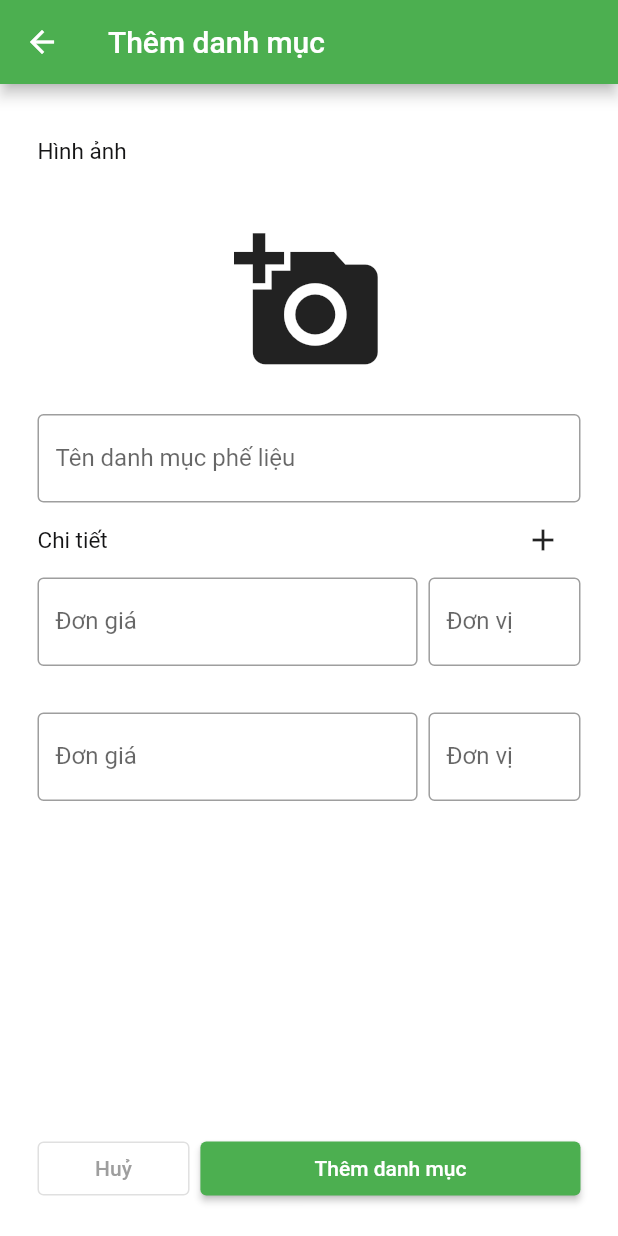
After one commit to Baoth99/SCSS.Mobile.Collector, a Flutter app: the AddCategoryLayout screen opened by its route, after a tap on the "add" icon, on a phone screen of 412 x 824 dp. The commit adds this screen. Run offline on Flutter 3.47's test engine with Material 2 defaults, Android fonts, the phone set to English and light mode, and no system bars; our stand-ins replace awesome_dialog, cached_network_image, cool_alert, country_code_picker, equatable, firebase_core and 20 more; missing offline and left inert: mapbox_gl, signalr_client; accounts and stored records are empty.

Commit message:
SCSS-34 Add "Add Category"

```diff
--- /dev/null
+++ b/lib/blocs/add_category_bloc.dart
@@ -0,0 +1,134 @@
+import 'package:collector_app/constants/text_constants.dart';
+import 'package:collector_app/providers/configs/injection_config.dart';
+import 'package:collector_app/providers/networks/models/request/create_category_request_model.dart';
+import 'package:collector_app/providers/services/scrap_category_service.dart';
+import 'package:flutter/material.dart';
+import 'package:flutter_bloc/flutter_bloc.dart';
+import 'package:image_picker/image_picker.dart';
+
+import 'events/add_category_event.dart';
+import 'models/scrap_category_model.dart';
+import 'states/add_category_state.dart';
+
+class AddCategoryBloc extends Bloc<AddCategoryEvent, AddCategoryState> {
+  final _picker = ImagePicker();
+  final _scrapCategoryHandler = getIt.get<IScrapCategoryService>();
+
+  AddCategoryBloc()
+      : super(
+          AddCategoryState(
+            controllers: {
+              new TextEditingController(): new TextEditingController(),
+            },
+          ),
+        );
+
+  @override
+  Stream<AddCategoryState> mapEventToState(AddCategoryEvent event) async* {
+    if (event is EventChangeScrapImageRequest) {
+      yield state.copyWith(isImageSourceActionSheetVisible: true);
+    }
+    if (event is EventOpenImagePicker) {
+      yield state.copyWith(isImageSourceActionSheetVisible: false);
+      final pickedImage = await _picker.pickImage(source: event.imageSource);
+      if (pickedImage != null) {
+        yield state.copyWith(pickedImageUrl: pickedImage.path);
+      } else
+        return;
+    }
+    if (event is EventChangeScrapName) {
+      yield state.copyWith(
+        scrapName: event.scrapName,
+        isNameExisted: false,
+      );
+    }
+    if (event is EventAddScrapCategoryUnit) {
+      yield state.copyWith(controllers: event.controllers);
+    }
+    if (event is EventSubmitScrapCategory) {
+      yield LoadingState(
+        controllers: state.controllers,
+        isImageSourceActionSheetVisible: state.isImageSourceActionSheetVisible,
+        pickedImageUrl: state.pickedImageUrl,
+        scrapName: state.scrapName,
+        isNameExisted: state.isNameExisted,
+      );
+      try {
+        bool checkNameResult =
+            await _scrapCategoryHandler.checkScrapName(name: state.scrapName);
+        print(checkNameResult);
+        if (checkNameResult) {
+          String imagePath = TextConstants.emptyString;
+          if (state.pickedImageUrl.isNotEmpty) {
+            // Upload image
+            imagePath = await _scrapCategoryHandler.uploadImage(
+                imagePath: state.pickedImageUrl);
+          }
+          // Create details list
+          List<ScrapCategoryModel> details =
+              await _getScrapCategoryUnitPriceList(
+                  controllers: state.controllers);
+
+          // Submit category
+          var result = await _scrapCategoryHandler.createScrapCategory(
+            model: CreateScrapCategoryRequestModel(
+              name: state.scrapName,
+              imageUrl: imagePath,
+              details: details,
+            ),
+          );
+
+          if (result) {
+            yield SubmittedState(
+                message: TextConstants.addScrapCategorySucessfull);
+          } else {
+            yield ErrorState(
+              message: TextConstants.errorHappenedTryAgain,
+              controllers: state.controllers,
+              isImageSourceActionSheetVisible:
+                  state.isImageSourceActionSheetVisible,
+              pickedImageUrl: state.pickedImageUrl,
+              scrapName: state.scrapName,
+              isNameExisted: state.isNameExisted,
+            );
+          }
+        } else {
+          yield AddCategoryState(
+            controllers: state.controllers,
+            isImageSourceActionSheetVisible:
+                state.isImageSourceActionSheetVisible,
+            pickedImageUrl: state.pickedImageUrl,
+            scrapName: state.scrapName,
+            isNameExisted: true,
+          );
+        }
+      } catch (e) {
+        print(e);
+        yield ErrorState(
+          message: TextConstants.errorHappenedTryAgain,
+          controllers: state.controllers,
+          isImageSourceActionSheetVisible:
+              state.isImageSourceActionSheetVisible,
+          pickedImageUrl: state.pickedImageUrl,
+          scrapName: state.scrapName,
+          isNameExisted: state.isNameExisted,
+        );
+      }
+    }
+  }
+
+  Future<List<ScrapCategoryModel>> _getScrapCategoryUnitPriceList({
+    required Map<TextEditingController, TextEditingController> controllers,
+  }) async {
+    List<ScrapCategoryModel> list = [];
+    for (var key in controllers.keys) {
+      if (key.text != TextConstants.emptyString)
+        list.add(ScrapCategoryModel.createCategoryModel(
+            unit: key.text,
+            price: int.tryParse(
+                    controllers[key]?.text ?? TextConstants.zeroString) ??
+                0));
+    }
+    return list;
+  }
+}
--- /dev/null
+++ b/lib/blocs/events/add_category_event.dart
@@ -0,0 +1,42 @@
+import 'package:equatable/equatable.dart';
+import 'package:flutter/material.dart';
+import 'package:image_picker/image_picker.dart';
+
+abstract class AddCategoryEvent extends Equatable {}
+
+class EventChangeScrapImageRequest extends AddCategoryEvent {
+  @override
+  List<Object?> get props => [];
+}
+
+class EventOpenImagePicker extends AddCategoryEvent {
+  final ImageSource imageSource;
+
+  EventOpenImagePicker({required this.imageSource});
+
+  @override
+  List<Object?> get props => [imageSource];
+}
+
+class EventAddScrapCategoryUnit extends AddCategoryEvent {
+  final Map<TextEditingController, TextEditingController> controllers;
+
+  EventAddScrapCategoryUnit({required this.controllers});
+
+  @override
+  List<Object?> get props => [controllers];
+}
+
+class EventSubmitScrapCategory extends AddCategoryEvent {
+  @override
+  List<Object?> get props => [];
+}
+
+class EventChangeScrapName extends AddCategoryEvent {
+  final String scrapName;
+
+  EventChangeScrapName({required this.scrapName});
+
+  @override
+  List<Object?> get props => [scrapName];
+}
--- /dev/null
+++ b/lib/blocs/states/add_category_state.dart
@@ -0,0 +1,91 @@
+import 'package:collector_app/constants/text_constants.dart';
+import 'package:flutter/material.dart';
+
+class AddCategoryState {
+  String scrapName;
+  String pickedImageUrl;
+  Map<TextEditingController, TextEditingController> controllers;
+
+  bool isImageSourceActionSheetVisible;
+  bool isNameExisted;
+
+  bool get isOneUnitExist {
+    var result = false;
+    controllers.forEach((key, value) {
+      if (key.text != TextConstants.emptyString) result = true;
+    });
+    return result;
+  }
+
+  AddCategoryState({
+    isImageSourceActionSheetVisible = false,
+    String? pickedImageUrl,
+    String? scrapName,
+    Map<TextEditingController, TextEditingController>? controllers,
+    this.isNameExisted = false,
+  })  : this.isImageSourceActionSheetVisible = isImageSourceActionSheetVisible,
+        this.pickedImageUrl = pickedImageUrl ?? TextConstants.emptyString,
+        this.scrapName = scrapName ?? TextConstants.emptyString,
+        this.controllers = controllers ?? {};
+
+  AddCategoryState copyWith({
+    bool? isImageSourceActionSheetVisible,
+    String? pickedImageUrl,
+    String? scrapName,
+    Map<TextEditingController, TextEditingController>? controllers,
+    bool? isNameExisted,
+  }) {
+    //return state
+    return AddCategoryState(
+      isImageSourceActionSheetVisible: isImageSourceActionSheetVisible ??
+          this.isImageSourceActionSheetVisible,
+      pickedImageUrl: pickedImageUrl ?? this.pickedImageUrl,
+      scrapName: scrapName ?? this.scrapName,
+      controllers: controllers ?? this.controllers,
+      isNameExisted: isNameExisted ?? this.isNameExisted,
+    );
+  }
+}
+
+class ScrapCategorySubmittedState extends AddCategoryState {}
+
+class LoadingState extends AddCategoryState {
+  LoadingState({
+    required isImageSourceActionSheetVisible,
+    required controllers,
+    required pickedImageUrl,
+    required scrapName,
+    required isNameExisted,
+  }) : super(
+          isImageSourceActionSheetVisible: isImageSourceActionSheetVisible,
+          controllers: controllers,
+          pickedImageUrl: pickedImageUrl,
+          scrapName: scrapName,
+          isNameExisted: isNameExisted,
+        );
+}
+
+class SubmittedState extends AddCategoryState {
+  final String message;
+
+  SubmittedState({required this.message});
+}
+
+class ErrorState extends AddCategoryState {
+  final String message;
+
+  ErrorState({
+    required this.message,
+    required isImageSourceActionSheetVisible,
+    required controllers,
+    required pickedImageUrl,
+    required scrapName,
+    required isNameExisted,
+  }) : super(
+          isImageSourceActionSheetVisible: isImageSourceActionSheetVisible,
+          controllers: controllers,
+          pickedImageUrl: pickedImageUrl,
+          scrapName: scrapName,
+          isNameExisted: isNameExisted,
+        );
+}
--- a/lib/constants/route_constants.dart
+++ b/lib/constants/route_constants.dart
@@ -31,6 +31,7 @@ class Routes {
   //Scrap Categories
   static const categories = 'categories';
   static const categoryDetail = 'categoryDetail';
+  static const addCategory = 'addCategory';
 
   //QR Code
   static const accountQRCode = 'accountQRCode';
--- a/lib/constants/text_constants.dart
+++ b/lib/constants/text_constants.dart
@@ -1,6 +1,7 @@
 class TextConstants {
   static const String accessToken = 'accessToken';
   static const String emptyString = '';
+  static const String zeroString = '0';
   static const String zeroId = '00000000-0000-0000-0000-000000000000';
   static const String missingBearerToken = 'missingBearerToken';
   static const String processing = 'Đang xử lí...';
--- a/lib/ui/app.dart
+++ b/lib/ui/app.dart
@@ -3,6 +3,7 @@ import 'package:collector_app/blocs/notification_bloc.dart';
 import 'package:collector_app/blocs/profile_bloc.dart';
 import 'package:collector_app/constants/constants.dart';
 import 'package:collector_app/ui/layouts/account_qr_layout.dart';
+import 'package:collector_app/ui/layouts/add_category_layout.dart';
 import 'package:collector_app/ui/layouts/approved_requests_layout.dart';
 import 'package:collector_app/ui/layouts/category_detail_view.dart';
 import 'package:collector_app/ui/layouts/dealer_map_layout.dart';
@@ -97,6 +98,7 @@ class CollectorApp extends StatelessWidget {
                 const DealerTransactionDetailLayout(),
             Routes.categories: (_) => const CategoriesLayout(),
             Routes.categoryDetail: (_) => CategoryDetailLayout(),
+            Routes.addCategory: (_) => AddCategoryLayout(),
           },
           builder: EasyLoading.init(),
         ),
--- /dev/null
+++ b/lib/ui/layouts/add_category_layout.dart
@@ -0,0 +1,309 @@
+import 'dart:io';
+
+import 'package:collector_app/blocs/add_category_bloc.dart';
+import 'package:collector_app/blocs/events/add_category_event.dart';
+import 'package:collector_app/blocs/states/add_category_state.dart';
+import 'package:collector_app/constants/constants.dart';
+import 'package:collector_app/constants/text_constants.dart';
+import 'package:collector_app/ui/widgets/function_widgets.dart';
+import 'package:collector_app/utils/cool_alert.dart';
+import 'package:cool_alert/cool_alert.dart';
+import 'package:flutter/material.dart';
+import 'package:flutter/rendering.dart';
+import 'package:flutter_bloc/flutter_bloc.dart';
+import 'package:flutter_easyloading/flutter_easyloading.dart';
+import 'package:image_picker/image_picker.dart';
+
+class AddCategoryLayout extends StatelessWidget {
+  final _formKey = GlobalKey<FormState>();
+
+  //controllers
+  final TextEditingController _scrapNameController = TextEditingController();
+  final Map<TextEditingController, TextEditingController> _unitControllers = {
+    new TextEditingController(): new TextEditingController(),
+  };
+
+  @override
+  Widget build(BuildContext context) {
+    return BlocProvider(
+      create: (context) => AddCategoryBloc(),
+      child: MultiBlocListener(
+        listeners: [
+          BlocListener<AddCategoryBloc, AddCategoryState>(
+              listenWhen: (p, c) => !p.isImageSourceActionSheetVisible,
+              listener: (context, state) {
+                if (state.isImageSourceActionSheetVisible) {
+                  _showImageSourceActionSheet(context);
+                }
+              }),
+          BlocListener<AddCategoryBloc, AddCategoryState>(
+              // listenWhen: (p, c) => state,
+              listener: (context, state) {
+            if (state is LoadingState) {
+              EasyLoading.show(status: TextConstants.processing);
+            } else {
+              EasyLoading.dismiss();
+              if (state is SubmittedState) {
+                CustomCoolAlert.showCoolAlert(
+                    context: context,
+                    title: state.message,
+                    type: CoolAlertType.success,
+                    onTap: () {
+                      Navigator.popUntil(
+                          context, ModalRoute.withName(Routes.categories));
+                    });
+              }
+              if (state is ErrorState) {
+                CustomCoolAlert.showCoolAlert(
+                  context: context,
+                  title: state.message,
+                  type: CoolAlertType.error,
+                );
+              }
+            }
+          }),
+        ],
+        child: Scaffold(
+          appBar: AppBar(
+            title: Text(
+              TextConstants.addCategory,
+            ),
+          ),
+          body: _addCategoryBody(),
+        ),
+      ),
+    );
+  }
+
+  _addCategoryBody() {
+    return BlocBuilder<AddCategoryBloc, AddCategoryState>(
+      builder: (blocContext, state) {
+        return Container(
+          color: Colors.white,
+          padding: const EdgeInsets.fromLTRB(25, 20, 25, 25),
+          child: Form(
+            key: _formKey,
+            child: Column(
+              mainAxisAlignment: MainAxisAlignment.spaceBetween,
+              children: [
+                Flexible(
+                  flex: 90,
+                  child: ListView(
+                    primary: false,
+                    shrinkWrap: true,
+                    children: [
+                      FunctionalWidgets.customText(text: TextConstants.image),
+                      _scrapImage(),
+                      _scrapNameField(),
+                      _detailTextAndButton(blocContext),
+                      _scrapUnit(),
+                    ],
+                  ),
+                ),
+                //Form submit button
+                Flexible(
+                  flex: 10,
+                  fit: FlexFit.loose,
+                  child: _buttons(blocContext),
+                ),
+              ],
+            ),
+          ),
+        );
+      },
+    );
+  }
+
+  Widget _scrapNameField() {
+    return BlocBuilder<AddCategoryBloc, AddCategoryState>(
+      buildWhen: (p, c) => p.isNameExisted != c.isNameExisted,
+      builder: (context, state) {
+        return TextFormField(
+          controller: _scrapNameController,
+          decoration: InputDecoration(
+            border: OutlineInputBorder(),
+            labelText: TextConstants.scrapCategoryName,
+            floatingLabelBehavior: FloatingLabelBehavior.auto,
+          ),
+          onChanged: (value) {
+            context
+                .read<AddCategoryBloc>()
+                .add(EventChangeScrapName(scrapName: value));
+          },
+          autovalidateMode: AutovalidateMode.onUserInteraction,
+          validator: (value) {
+            if (value == null || value.isEmpty)
+              return TextConstants.inputScrapCategoryName;
+            if (state.isNameExisted) return TextConstants.scrapNameExisted;
+          },
+        );
+      },
+    );
+  }
+
+  Row _detailTextAndButton(BuildContext context) {
+    return Row(
+      mainAxisAlignment: MainAxisAlignment.spaceBetween,
+      children: [
+        FunctionalWidgets.customText(text: TextConstants.detail),
+        InkWell(
+          onTap: () {
+            _unitControllers.putIfAbsent(
+                new TextEditingController(), () => new TextEditingController());
+            context
+                .read<AddCategoryBloc>()
+                .add(EventAddScrapCategoryUnit(controllers: _unitControllers));
+          },
+          child: SizedBox(width: 50, child: Icon(Icons.add)),
+        )
+      ],
+    );
+  }
+
+  _scrapImage() {
+    return BlocBuilder<AddCategoryBloc, AddCategoryState>(
+      builder: (context, state) {
+        return Container(
+          padding: EdgeInsets.fromLTRB(70, 10, 70, 10),
+          height: 150,
+          child: Center(
+            child: InkWell(
+              onTap: () {
+                context
+                    .read<AddCategoryBloc>()
+                    .add(EventChangeScrapImageRequest());
+              },
+              child: state.pickedImageUrl != TextConstants.emptyString
+                  ? Image.file(File(state.pickedImageUrl))
+                  : Icon(
+                      Icons.add_a_photo,
+                      size: 100,
+                    ),
+            ),
+          ),
+        );
+      },
+    );
+  }
+
+  _scrapUnit() {
+    return BlocBuilder<AddCategoryBloc, AddCategoryState>(
+      builder: (context, state) {
+        return FormField(
+          builder: (formFieldState) => Column(
+            children: [
+              if (formFieldState.hasError && formFieldState.errorText != null)
+                Text(
+                  formFieldState.errorText!,
+                  style: TextStyle(color: Colors.red),
+                ),
+              ListView.builder(
+                  primary: false,
+                  shrinkWrap: true,
+                  itemCount: state.controllers.length,
+                  itemBuilder: (context, index) {
+                    return FunctionalWidgets.rowFlexibleBuilder(
+                      SizedBox(
+                        height: 90,
+                        child: TextFormField(
+                          controller: state.controllers.keys.elementAt(index),
+                          decoration: InputDecoration(
+                            border: OutlineInputBorder(),
+                            labelText: TextConstants.unit,
+                            floatingLabelBehavior: FloatingLabelBehavior.auto,
+                          ),
+                          validator: (value) {
+                            if (value == TextConstants.emptyString) return null;
+                            var text = TextConstants.unitIsExisted;
+                            var count = 0;
+                            _unitControllers.keys.forEach((element) {
+                              if (element.text == value?.trim()) {
+                                count++;
+                              }
+                            });
+                            if (count >= 2)
+                              return text;
+                            else
+                              return null;
+                          },
+                        ),
+                      ),
+                      SizedBox(
+                        height: 90,
+                        child: TextFormField(
+                          controller: state.controllers.values.elementAt(index),
+                          decoration: InputDecoration(
+                            border: OutlineInputBorder(),
+                            labelText: TextConstants.unitPrice,
+                            floatingLabelBehavior: FloatingLabelBehavior.auto,
+                          ),
+                        ),
+                      ),
+                      rowFlexibleType.bigToSmall,
+                    );
+                  }),
+            ],
+          ),
+          validator: (value) {
+            if (!state.isOneUnitExist)
+              return TextConstants.eachScrapCategoryHasAtLeastOneUnit;
+          },
+        );
+      },
+    );
+  }
+
+  void _showImageSourceActionSheet(BuildContext context) {
+    Function(ImageSource) selectImageSource = (imageSource) {
+      context
+          .read<AddCategoryBloc>()
+          .add(EventOpenImagePicker(imageSource: imageSource));
+    };
+
+    showModalBottomSheet(
+        context: context,
+        shape: RoundedRectangleBorder(
+          borderRadius: BorderRadius.only(
+            topLeft: Radius.circular(10),
+            topRight: Radius.circular(10),
+          ),
+        ),
+        builder: (_) => ListView(
+              shrinkWrap: true,
+              children: [
+                ListTile(
+                  leading: Icon(Icons.camera_alt),
+                  title: Text(TextConstants.camera),
+                  onTap: () {
+                    Navigator.pop(context);
+                    selectImageSource(ImageSource.camera);
+                  },
+                ),
+                ListTile(
+                  leading: Icon(Icons.image),
+                  title: Text(TextConstants.gallery),
+                  onTap: () {
+                    Navigator.pop(context);
+                    selectImageSource(ImageSource.gallery);
+                  },
+                ),
+              ],
+            ));
+  }
+
+  Container _buttons(BuildContext blocContext) {
+    return Container(
+      height: 40,
+      child: FunctionalWidgets.rowFlexibleBuilder(
+        FunctionalWidgets.customCancelButton(blocContext, TextConstants.cancel),
+        FunctionalWidgets.customElevatedButton(
+            blocContext, TextConstants.addScrapCategory, () {
+          if (_formKey.currentState!.validate()) {
+            blocContext.read<AddCategoryBloc>().add(EventSubmitScrapCategory());
+          }
+        }),
+        rowFlexibleType.smallToBig,
+      ),
+    );
+  }
+}
--- a/lib/ui/layouts/categories_layout.dart
+++ b/lib/ui/layouts/categories_layout.dart
@@ -63,12 +63,11 @@ class CategoriesLayout extends StatelessWidget {
           buildWhen: (p, c) => false,
           builder: (blocContext, state) {
             return InkWell(
-              //TODO: Thien
-              // onTap: () => Navigator.of(context)
-              //     .pushNamed(CustomRoutes.addCategory)
-              //     .then((value) {
-              //   blocContext.read<CategoriesBloc>().add(EventInitData());
-              // }),
+              onTap: () => Navigator.of(context)
+                  .pushNamed(Routes.addCategory)
+                  .then((value) {
+                blocContext.read<CategoriesBloc>().add(EventInitData());
+              }),
               child: Container(
                 width: 60,
                 child: Center(
--- a/lib/ui/widgets/function_widgets.dart
+++ b/lib/ui/widgets/function_widgets.dart
@@ -357,5 +357,14 @@ class FunctionalWidgets {
       ),
     );
   }
+
+  static OutlinedButton customCancelButton(context, text) {
+    return OutlinedButton(
+      style:
+          ButtonStyle(foregroundColor: MaterialStateProperty.all(Colors.grey)),
+      onPressed: () => Navigator.pop(context),
+      child: Text(text),
+    );
+  }
   /* Thien */
 }
```
